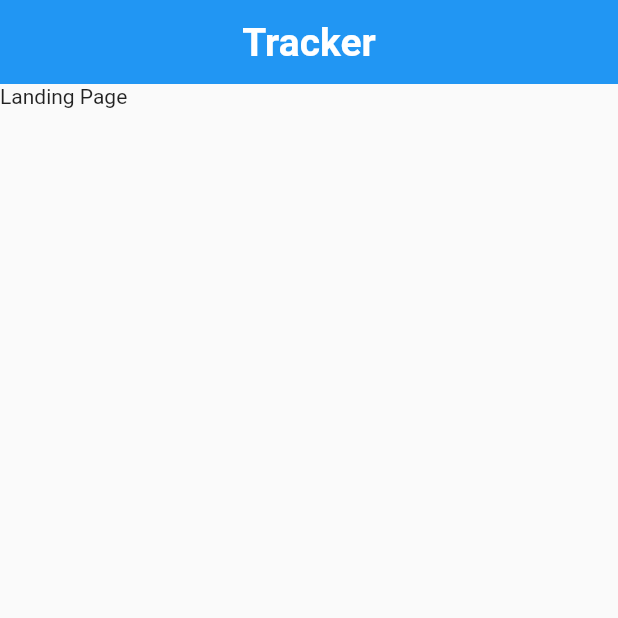
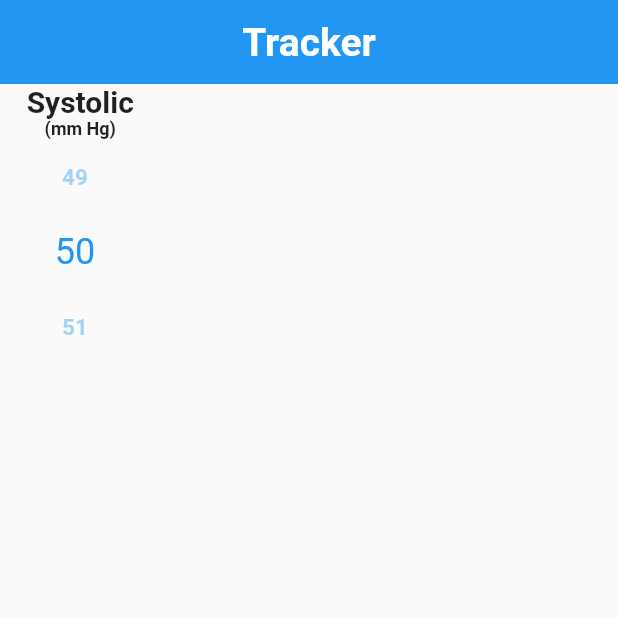
Before and after one commit to farhanyousaf786/blood-pressure-tracker, a Flutter app: the screen it shows after launch, on a phone screen of 412 x 824 dp, the top half of it. Run offline on Flutter 3.47's test engine with Material 2 defaults, Android fonts, the phone set to English and light mode, and no system bars; drawn by our look-alikes of numberpicker.

Commit message:
SystolicPicker added

```diff
--- /dev/null
+++ b/lib/Pages/Components/SystolicNum.dart
@@ -0,0 +1,53 @@
+
+
+import 'package:flutter/material.dart';
+import 'package:numberpicker/numberpicker.dart';
+
+class SystolicNum extends StatefulWidget {
+  const SystolicNum({Key? key}) : super(key: key);
+
+  @override
+  State<SystolicNum> createState() => _SystolicNumState();
+}
+
+class _SystolicNumState extends State<SystolicNum> {
+  int _currentIntValue = 50;
+
+  @override
+  Widget build(BuildContext context) {
+    return  Column(
+      children: [
+        Padding(
+          padding: const EdgeInsets.only(left: 7),
+          child: Text('Systolic', style: TextStyle(
+            fontSize: 20,
+            fontWeight: FontWeight.bold,
+          ),),
+        ),
+        Padding(
+          padding: const EdgeInsets.only(left: 7),
+          child: Text('(mm Hg)', style: TextStyle(
+            fontSize: 12,
+            fontWeight: FontWeight.bold,
+          ),),
+        ),
+
+        NumberPicker(
+
+          value: _currentIntValue,
+          minValue: 20,
+          maxValue: 300,
+          step: 1,
+          haptics: true,
+          onChanged: (value) => setState(() => _currentIntValue = value),
+          textStyle: TextStyle(
+            fontWeight: FontWeight.bold,
+            fontSize: 15,
+              color: Colors.blue.withOpacity(0.4)
+
+          ),
+        ),
+      ],
+    );
+  }
+}
--- a/lib/Pages/LandingPage.dart
+++ b/lib/Pages/LandingPage.dart
@@ -1,3 +1,4 @@
+import 'package:bloodpressure/Pages/Components/SystolicNum.dart';
 import 'package:flutter/material.dart';
 
 class LandingPage extends StatefulWidget {
@@ -8,19 +9,23 @@ class LandingPage extends StatefulWidget {
 }
 
 class _LandingPageState extends State<LandingPage> {
+
+
+
+
   @override
   Widget build(BuildContext context) {
     return  Scaffold(
       appBar: AppBar(
         elevation: 0.0,
         centerTitle: true,
-        title: Text("Tracker",
+        title: const Text("Tracker",
         style: TextStyle(
           fontWeight: FontWeight.bold,
           fontSize: 26,
         ),),
       ),
-      body: Text("Landing Page"),
+      body: const SystolicNum(),
     );
   }
 }
--- a/lib/main.dart
+++ b/lib/main.dart
@@ -1,7 +1,6 @@
 import 'package:bloodpressure/Pages/LandingPage.dart';
 import 'package:flutter/material.dart';
-import 'package:heart_bpm/chart.dart';
-import 'package:heart_bpm/heart_bpm.dart';
+
 
 void main() {
   runApp(const MyApp());
--- a/pubspec.yaml
+++ b/pubspec.yaml
@@ -36,7 +36,7 @@ dependencies:
   # The following adds the Cupertino Icons font to your application.
   # Use with the CupertinoIcons class for iOS style icons.
   cupertino_icons: ^1.0.2
-  heart_bpm: ^1.1.1+0
+  numberpicker: ^2.1.1
 
 dev_dependencies:
   flutter_test:
```
Also changed, not shown: pubspec.lock.
